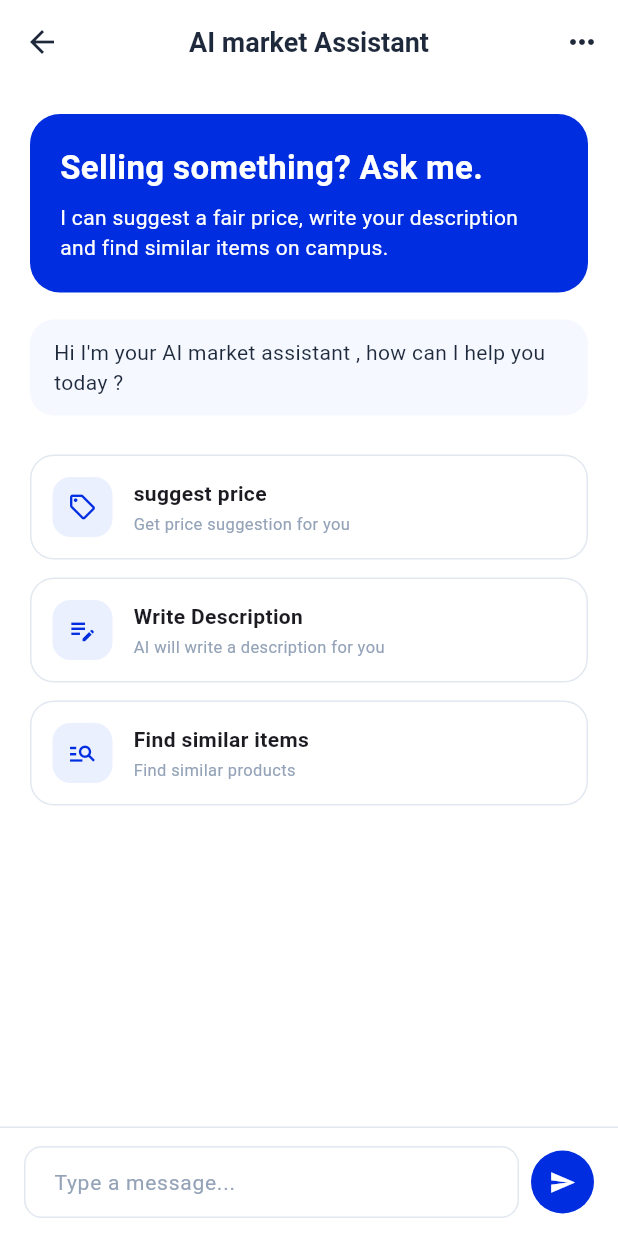
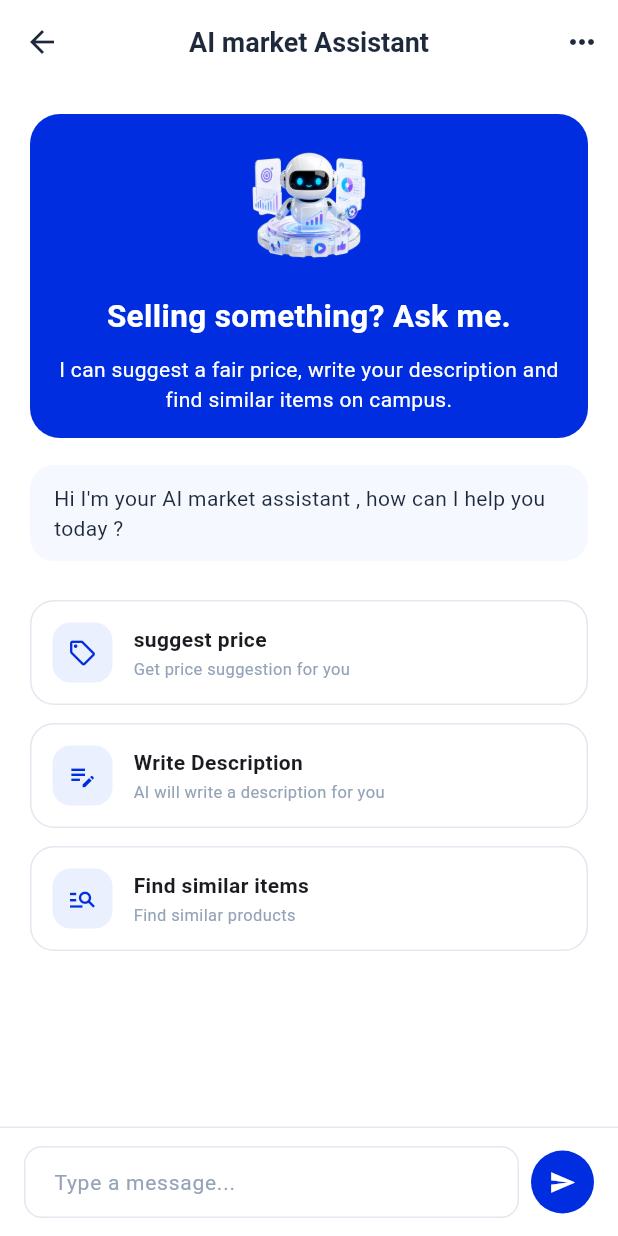
Before and after one commit to LashanDias/uniX, a Flutter app: the AiMarketAssistantScreen screen opened by its route, on a phone screen of 412 x 824 dp. Run offline on Flutter 3.47's test engine with Material 3 defaults, Android fonts, the phone set to English and light mode, and no system bars; our stand-ins replace cloud_firestore, cloud_functions, file_picker, firebase_auth, firebase_core, firebase_storage and 3 more; missing offline and left inert: pdfrx; accounts and stored records are empty; network calls fail.

Commit message:
Never hide the hero artwork, and stop the browser serving a stale build
You reported the app no longer looked like it used to. Two causes.

First, my own regression. The robot banners hid the image below 420px
width, so on a 375px phone -- an ordinary phone -- the artwork simply
vanished. Hiding it was the wrong call: the reason for the breakpoint was
that a 110px robot squeezed the heading into a column of single words,
and the fix for that is to move the robot, not delete it.

New widgets/ai_hero_banner.dart always shows the robot: beside the copy
on a wide screen, above it and centred on a phone, with the heading
stepping down from 25 to 21pt. Both AI screens now share it instead of
carrying their own copy of the layout. Also gave the girls hostel header
a building photo through SafeNetworkImage, so it is no longer just an
icon on a pink rectangle.

Second, and more important: the browser was serving a cached bundle. The
robot was missing on screen while the asset returned 200 from the server,
because Flutter's release bundle ships a service worker and the plain
static server sent no cache headers, so a rebuild kept rendering the
previous build. Added tool/serve_web.py, which serves build/web with
no-store, so an ordinary refresh always shows the latest build.

The recruitment test now scrolls before tapping, because the banner is
taller with artwork in it and the button can sit below the fold.

Co-Authored-By: Claude Opus 5 <noreply@anthropic.com>

```diff
--- a/lib/screens/marketplace/ai_market_assistant_screen.dart
+++ b/lib/screens/marketplace/ai_market_assistant_screen.dart
@@ -1,5 +1,6 @@
 import 'package:flutter/material.dart';
 import '../../core/constants/app_colors.dart';
+import '../../widgets/ai_hero_banner.dart';
 
 class AiMarketAssistantScreen extends StatefulWidget {
   const AiMarketAssistantScreen({super.key});
@@ -58,7 +59,12 @@ class _AiMarketAssistantScreenState extends State<AiMarketAssistantScreen> {
               child: ListView(
                 padding: const EdgeInsets.all(20.0),
                 children: [
-                  const _AssistantBanner(),
+                  const AiHeroBanner(
+                    title: 'Selling something? Ask me.',
+                    subtitle:
+                        'I can suggest a fair price, write your description '
+                        'and find similar items on campus.',
+                  ),
                   const SizedBox(height: 18),
                   ...messages.map((msg) {
                     bool isAi = msg['sender'] == 'ai';
@@ -192,59 +198,3 @@ class _AiMarketAssistantScreenState extends State<AiMarketAssistantScreen> {
     );
   }
 }
-
-/// Robot hero at the top of the assistant, matching the CV matching screen.
-class _AssistantBanner extends StatelessWidget {
-  const _AssistantBanner();
-
-  @override
-  Widget build(BuildContext context) => Container(
-    padding: const EdgeInsets.all(20),
-    decoration: BoxDecoration(
-      color: AppColors.primary,
-      borderRadius: BorderRadius.circular(20),
-    ),
-    // The robot is dropped on a narrow phone, where it would squeeze the
-    // heading into a column of single words.
-    child: LayoutBuilder(
-      builder: (context, constraints) {
-        const copy = Column(
-          crossAxisAlignment: CrossAxisAlignment.start,
-          mainAxisSize: MainAxisSize.min,
-          children: [
-            Text(
-              'Selling something? Ask me.',
-              style: TextStyle(
-                fontSize: 22,
-                fontWeight: FontWeight.bold,
-                color: Colors.white,
-              ),
-            ),
-            SizedBox(height: 8),
-            Text(
-              'I can suggest a fair price, write your description and find '
-              'similar items on campus.',
-              style: TextStyle(color: Colors.white, height: 1.45),
-            ),
-          ],
-        );
-        if (constraints.maxWidth < 420) return copy;
-        return Row(
-          crossAxisAlignment: CrossAxisAlignment.center,
-          children: [
-            const Expanded(child: copy),
-            const SizedBox(width: 12),
-            Image.asset(
-              'assets/images/ai_bot.png',
-              width: 100,
-              height: 100,
-              fit: BoxFit.contain,
-              // A missing asset must not break the banner.
-              errorBuilder: (_, _, _) => const SizedBox.shrink(),
-            ),
-          ],
-        );
-      },
-    ),
-  );
-}
--- /dev/null
+++ b/lib/widgets/ai_hero_banner.dart
@@ -0,0 +1,82 @@
+import 'package:flutter/material.dart';
+import '../core/constants/app_colors.dart';
+
+/// Blue hero banner with the AI robot, used at the top of the AI screens.
+///
+/// The robot is never hidden. On a wide screen it sits beside the copy; on a
+/// phone it moves above the copy instead, which keeps the artwork visible
+/// without squeezing the heading into a column of single words.
+class AiHeroBanner extends StatelessWidget {
+  const AiHeroBanner({
+    super.key,
+    required this.title,
+    required this.subtitle,
+    this.image = 'assets/images/ai_bot.png',
+  });
+
+  final String title;
+  final String subtitle;
+  final String image;
+
+  /// Below this width the robot stacks above the copy instead of beside it.
+  static const stackBelowWidth = 420.0;
+
+  @override
+  Widget build(BuildContext context) => Container(
+    padding: const EdgeInsets.all(16),
+    decoration: BoxDecoration(
+      color: AppColors.primary,
+      borderRadius: BorderRadius.circular(20),
+    ),
+    child: LayoutBuilder(
+      builder: (context, constraints) {
+        final stacked = constraints.maxWidth < stackBelowWidth;
+        final copy = Column(
+          crossAxisAlignment: stacked
+              ? CrossAxisAlignment.center
+              : CrossAxisAlignment.start,
+          mainAxisSize: MainAxisSize.min,
+          children: [
+            Text(
+              title,
+              textAlign: stacked ? TextAlign.center : TextAlign.start,
+              style: TextStyle(
+                fontSize: stacked ? 21 : 25,
+                fontWeight: FontWeight.bold,
+                color: Colors.white,
+              ),
+            ),
+            const SizedBox(height: 10),
+            Text(
+              subtitle,
+              textAlign: stacked ? TextAlign.center : TextAlign.start,
+              style: const TextStyle(color: Colors.white, height: 1.45),
+            ),
+          ],
+        );
+        final robot = Image.asset(
+          image,
+          width: stacked ? 92 : 96,
+          height: stacked ? 92 : 96,
+          fit: BoxFit.contain,
+          // A missing asset must not break the banner.
+          errorBuilder: (_, _, _) => const SizedBox.shrink(),
+        );
+        if (stacked) {
+          return Column(
+            mainAxisSize: MainAxisSize.min,
+            children: [robot, const SizedBox(height: 12), copy],
+          );
+        }
+        return Row(
+          crossAxisAlignment: CrossAxisAlignment.center,
+          children: [
+            Expanded(child: copy),
+            const SizedBox(width: 12),
+            robot,
+          ],
+        );
+      },
+    ),
+  );
+}
```
Also changed, not shown: lib/screens/hostels/girls_hostel_screen.dart (+25 -5 lines), lib/screens/jobs/recruitment_workspace_screen.dart (+8 -51 lines), 2 other files.
